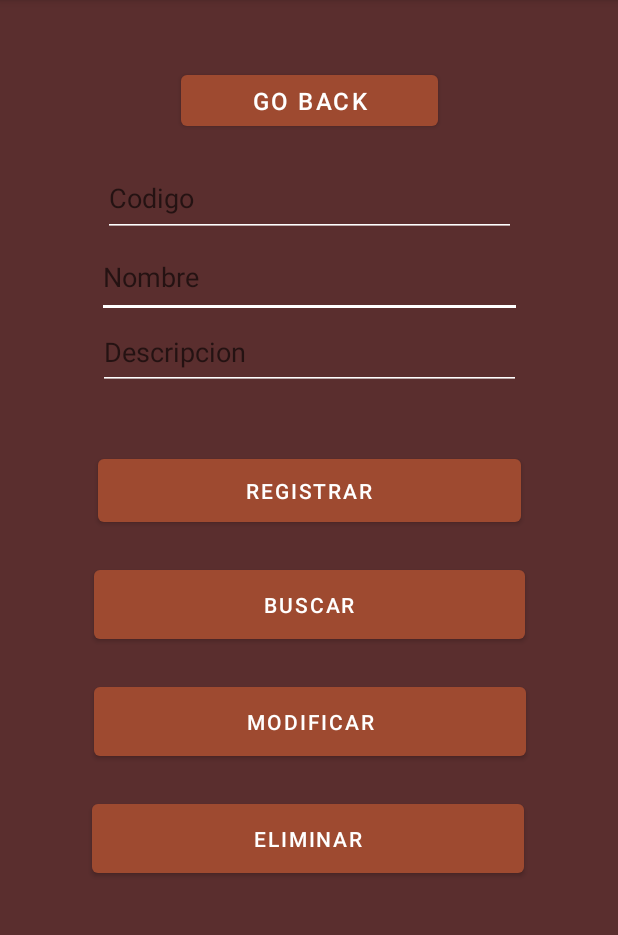
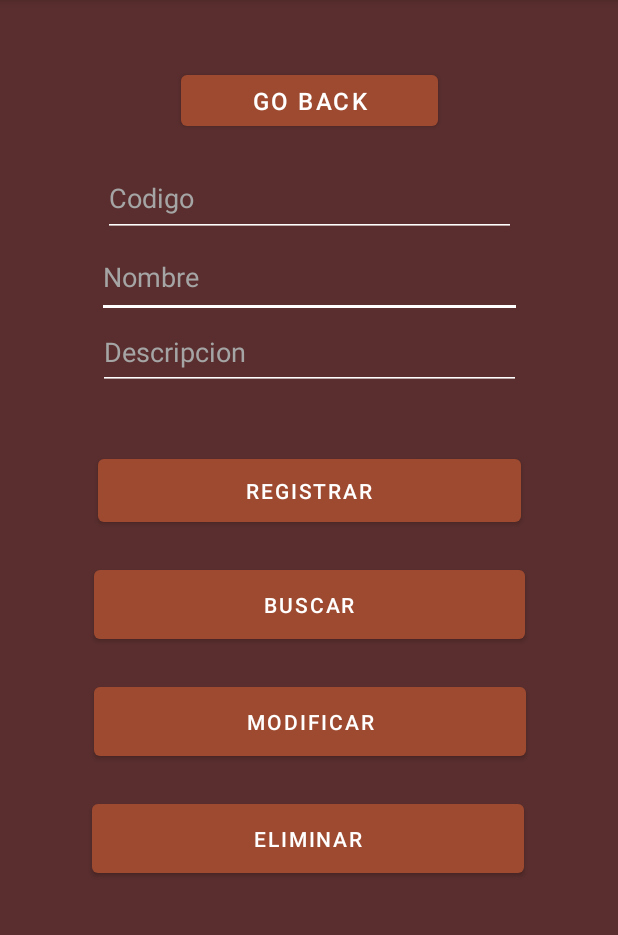
Before and after one commit to lord-47/Almacen, an Android app: the menu screen opened directly, with no data from a screen before it, on a phone screen of 412 x 824 dp, the part 84-1019 px from its top. Run offline under Robolectric (Android 15) with nearby library versions, the phone set to English and light mode, and no system bars.

Commit message:
Hints de los edit text que no se veían

```diff
--- a/app/src/main/res/layout/activity_menu.xml
+++ b/app/src/main/res/layout/activity_menu.xml
@@ -31,6 +31,7 @@
         android:hint="@string/Txt_nombre"
         android:inputType="textPersonName"
         android:minHeight="48dp"
+        android:textColorHint="#A5A5A5"
         app:layout_constraintEnd_toEndOf="parent"
         app:layout_constraintStart_toStartOf="parent"
         app:layout_constraintTop_toBottomOf="@+id/Txt_codigo" />
@@ -50,6 +51,7 @@
         android:inputType="number"
         android:textAlignment="viewStart"
         android:textColor="#FFFFFF"
+        android:textColorHint="#A5A5A5"
         android:textColorLink="#FFFFFF"
         app:layout_constraintEnd_toEndOf="parent"
         app:layout_constraintStart_toStartOf="parent"
@@ -78,6 +80,7 @@
         android:gravity="start|top"
         android:hint="@string/Txt_descripcion"
         android:inputType="textMultiLine"
+        android:textColorHint="#A5A5A5"
         app:layout_constraintEnd_toEndOf="parent"
         app:layout_constraintStart_toStartOf="parent"
         app:layout_constraintTop_toBottomOf="@+id/Txt_nombre" />
```
